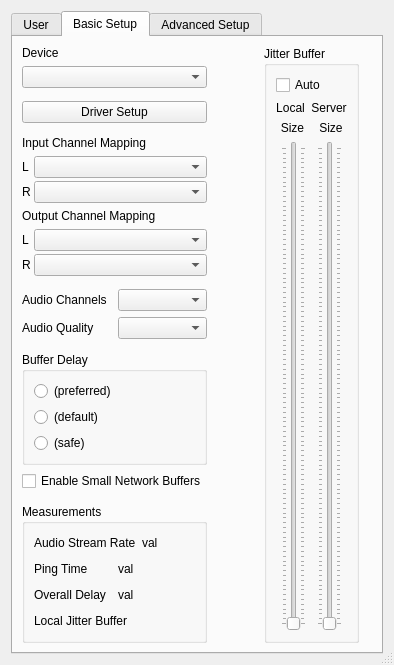
jamulussoftware/jamulus, file src/clientsettingsdlgbase.ui: the form before one commit.
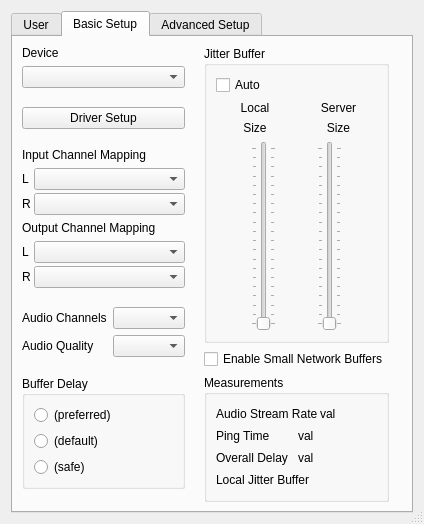
The form after the commit. The open tabs and pages were chosen to show the change. Icons and pictures are not drawn. Custom widgets are drawn as their Qt base class.

Commit message: Move network and stats to the right

```diff
--- a/src/clientsettingsdlgbase.ui
+++ b/src/clientsettingsdlgbase.ui
@@ -6,8 +6,8 @@
    <rect>
     <x>0</x>
     <y>0</y>
-    <width>394</width>
-    <height>665</height>
+    <width>409</width>
+    <height>524</height>
    </rect>
   </property>
   <property name="windowTitle">
@@ -599,19 +599,6 @@
              </layout>
             </widget>
            </item>
-           <item>
-            <widget class="QCheckBox" name="chbEnableOPUS64">
-             <property name="sizePolicy">
-              <sizepolicy hsizetype="Expanding" vsizetype="Fixed">
-               <horstretch>0</horstretch>
-               <verstretch>0</verstretch>
-              </sizepolicy>
-             </property>
-             <property name="text">
-              <string>Enable Small Network Buffers</string>
-             </property>
-            </widget>
-           </item>
            <item>
             <spacer name="verticalSpacer_12">
              <property name="orientation">
@@ -628,12 +615,198 @@
              </property>
             </spacer>
            </item>
+          </layout>
+         </item>
+         <item>
+          <spacer name="horizontalSpacer_3">
+           <property name="orientation">
+            <enum>Qt::Horizontal</enum>
+           </property>
+           <property name="sizeType">
+            <enum>QSizePolicy::MinimumExpanding</enum>
+           </property>
+           <property name="sizeHint" stdset="0">
+            <size>
+             <width>13</width>
+             <height>20</height>
+            </size>
+           </property>
+          </spacer>
+         </item>
+         <item>
+          <layout class="QVBoxLayout" name="verticalLayout_13">
+           <item>
+            <widget class="QGroupBox" name="grbJitterBuffer">
+             <property name="title">
+              <string>Jitter Buffer</string>
+             </property>
+             <layout class="QVBoxLayout" name="_15">
+              <item>
+               <widget class="QCheckBox" name="chbAutoJitBuf">
+                <property name="text">
+                 <string>Auto</string>
+                </property>
+               </widget>
+              </item>
+              <item>
+               <layout class="QHBoxLayout" name="_16">
+                <item>
+                 <widget class="QLabel" name="lblNetBufLabel">
+                  <property name="text">
+                   <string>Local</string>
+                  </property>
+                  <property name="alignment">
+                   <set>Qt::AlignCenter</set>
+                  </property>
+                  <property name="wordWrap">
+                   <bool>false</bool>
+                  </property>
+                 </widget>
+                </item>
+                <item>
+                 <widget class="QLabel" name="lblNetBufServerLabel">
+                  <property name="text">
+                   <string>Server</string>
+                  </property>
+                  <property name="alignment">
+                   <set>Qt::AlignCenter</set>
+                  </property>
+                  <property name="wordWrap">
+                   <bool>false</bool>
+                  </property>
+                 </widget>
+                </item>
+               </layout>
+              </item>
+              <item>
+               <layout class="QHBoxLayout" name="_17">
+                <item>
+                 <widget class="QLabel" name="lblNetBuf">
+                  <property name="text">
+                   <string>Size</string>
+                  </property>
+                  <property name="alignment">
+                   <set>Qt::AlignCenter</set>
+                  </property>
+                  <property name="wordWrap">
+                   <bool>false</bool>
+                  </property>
+                 </widget>
+                </item>
+                <item>
+                 <widget class="QLabel" name="lblNetBufServer">
+                  <property name="text">
+                   <string>Size</string>
+                  </property>
+                  <property name="alignment">
+                   <set>Qt::AlignCenter</set>
+                  </property>
+                  <property name="wordWrap">
+                   <bool>false</bool>
+                  </property>
+                 </widget>
+                </item>
+               </layout>
+              </item>
+              <item>
+               <layout class="QHBoxLayout" name="_18">
+                <item>
+                 <spacer>
+                  <property name="orientation">
+                   <enum>Qt::Horizontal</enum>
+                  </property>
+                  <property name="sizeType">
+                   <enum>QSizePolicy::Minimum</enum>
+                  </property>
+                  <property name="sizeHint" stdset="0">
+                   <size>
+                    <width>0</width>
+                    <height>0</height>
+                   </size>
+                  </property>
+                 </spacer>
+                </item>
+                <item>
+                 <widget class="QSlider" name="sldNetBuf">
+                  <property name="minimum">
+                   <number>1</number>
+                  </property>
+                  <property name="maximum">
+                   <number>20</number>
+                  </property>
+                  <property name="pageStep">
+                   <number>1</number>
+                  </property>
+                  <property name="orientation">
+                   <enum>Qt::Vertical</enum>
+                  </property>
+                  <property name="tickPosition">
+                   <enum>QSlider::TicksBothSides</enum>
+                  </property>
+                 </widget>
+                </item>
+                <item>
+                 <spacer>
+                  <property name="orientation">
+                   <enum>Qt::Horizontal</enum>
+                  </property>
+                  <property name="sizeType">
+                   <enum>QSizePolicy::Minimum</enum>
+                  </property>
+                  <property name="sizeHint" stdset="0">
+                   <size>
+                    <width>0</width>
+                    <height>0</height>
+                   </size>
+                  </property>
+                 </spacer>
+                </item>
+                <item>
+                 <widget class="QSlider" name="sldNetBufServer">
+                  <property name="minimum">
+                   <number>1</number>
+                  </property>
+                  <property name="maximum">
+                   <number>20</number>
+                  </property>
+                  <property name="pageStep">
+                   <number>1</number>
+                  </property>
+                  <property name="orientation">
+                   <enum>Qt::Vertical</enum>
+                  </property>
+                  <property name="tickPosition">
+                   <enum>QSlider::TicksBothSides</enum>
+                  </property>
+                 </widget>
+                </item>
+               </layout>
+              </item>
+             </layout>
+            </widget>
+           </item>
+           <item>
+            <widget class="QCheckBox" name="chbEnableOPUS64">
+             <property name="sizePolicy">
+              <sizepolicy hsizetype="Expanding" vsizetype="Fixed">
+               <horstretch>0</horstretch>
+               <verstretch>0</verstretch>
+              </sizepolicy>
+             </property>
+             <property name="text">
+              <string>Enable Small Network Buffers</string>
+             </property>
+            </widget>
+           </item>
            <item>
             <widget class="QGroupBox" name="grbMeasureResults">
              <property name="title">
               <string>Measurements</string>
              </property>
              <layout class="QVBoxLayout" name="verticalLayout_14">
+              <property name="spacing">
+               <number>2</number>
+              </property>
               <item>
                <layout class="QHBoxLayout" name="_10">
                 <item>
@@ -785,160 +958,6 @@
            </item>
           </layout>
          </item>
-         <item>
-          <spacer name="horizontalSpacer_3">
-           <property name="orientation">
-            <enum>Qt::Horizontal</enum>
-           </property>
-           <property name="sizeType">
-            <enum>QSizePolicy::MinimumExpanding</enum>
-           </property>
-           <property name="sizeHint" stdset="0">
-            <size>
-             <width>13</width>
-             <height>20</height>
-            </size>
-           </property>
-          </spacer>
-         </item>
-         <item>
-          <widget class="QGroupBox" name="grbJitterBuffer">
-           <property name="title">
-            <string>Jitter Buffer</string>
-           </property>
-           <layout class="QVBoxLayout" name="_15">
-            <item>
-             <widget class="QCheckBox" name="chbAutoJitBuf">
-              <property name="text">
-               <string>Auto</string>
-              </property>
-             </widget>
-            </item>
-            <item>
-             <layout class="QHBoxLayout" name="_16">
-              <item>
-               <widget class="QLabel" name="lblNetBufLabel">
-                <property name="text">
-                 <string>Local</string>
-                </property>
-                <property name="alignment">
-                 <set>Qt::AlignCenter</set>
-                </property>
-                <property name="wordWrap">
-                 <bool>false</bool>
-                </property>
-               </widget>
-              </item>
-              <item>
-               <widget class="QLabel" name="lblNetBufServerLabel">
-                <property name="text">
-                 <string>Server</string>
-                </property>
-                <property name="alignment">
-                 <set>Qt::AlignCenter</set>
-                </property>
-                <property name="wordWrap">
-                 <bool>false</bool>
-                </property>
-               </widget>
-              </item>
-             </layout>
-            </item>
-            <item>
-             <layout class="QHBoxLayout" name="_17">
-              <item>
-               <widget class="QLabel" name="lblNetBuf">
-                <property name="text">
-                 <string>Size</string>
-                </property>
-                <property name="alignment">
-                 <set>Qt::AlignCenter</set>
-                </property>
-                <property name="wordWrap">
-                 <bool>false</bool>
-                </property>
-               </widget>
-              </item>
-              <item>
-               <widget class="QLabel" name="lblNetBufServer">
-                <property name="text">
-                 <string>Size</string>
-                </property>
-                <property name="alignment">
-                 <set>Qt::AlignCenter</set>
-                </property>
-                <property name="wordWrap">
-                 <bool>false</bool>
-                </property>
-               </widget>
-              </item>
-             </layout>
-            </item>
-            <item>
-             <layout class="QHBoxLayout" name="_18">
-              <item>
-               <spacer>
-                <property name="orientation">
-                 <enum>Qt::Horizontal</enum>
-                </property>
-                <property name="sizeType">
-                 <enum>QSizePolicy::Minimum</enum>
-                </property>
-                <property name="sizeHint" stdset="0">
-                 <size>
-                  <width>0</width>
-                  <height>0</height>
-                 </size>
-                </property>
-               </spacer>
-              </item>
-              <item>
-               <widget class="QSlider" name="sldNetBuf">
-                <property name="pageStep">
-                 <number>1</number>
-                </property>
-                <property name="orientation">
-                 <enum>Qt::Vertical</enum>
-                </property>
-                <property name="tickPosition">
-                 <enum>QSlider::TicksBothSides</enum>
-                </property>
-               </widget>
-              </item>
-              <item>
-               <spacer>
-                <property name="orientation">
-                 <enum>Qt::Horizontal</enum>
-                </property>
-                <property name="sizeType">
-                 <enum>QSizePolicy::Minimum</enum>
-                </property>
-                <property name="sizeHint" stdset="0">
-                 <size>
-                  <width>0</width>
-                  <height>0</height>
-                 </size>
-                </property>
-               </spacer>
-              </item>
-              <item>
-               <widget class="QSlider" name="sldNetBufServer">
-                <property name="pageStep">
-                 <number>1</number>
-                </property>
-                <property name="orientation">
-                 <enum>Qt::Vertical</enum>
-                </property>
-                <property name="tickPosition">
-                 <enum>QSlider::TicksBothSides</enum>
-                </property>
-               </widget>
-              </item>
-             </layout>
-            </item>
-           </layout>
-          </widget>
-         </item>
          <item>
           <spacer name="horizontalSpacer_5">
            <property name="orientation">
```
Left out of the diff: 2 changed lines with no effect on the pictures.
